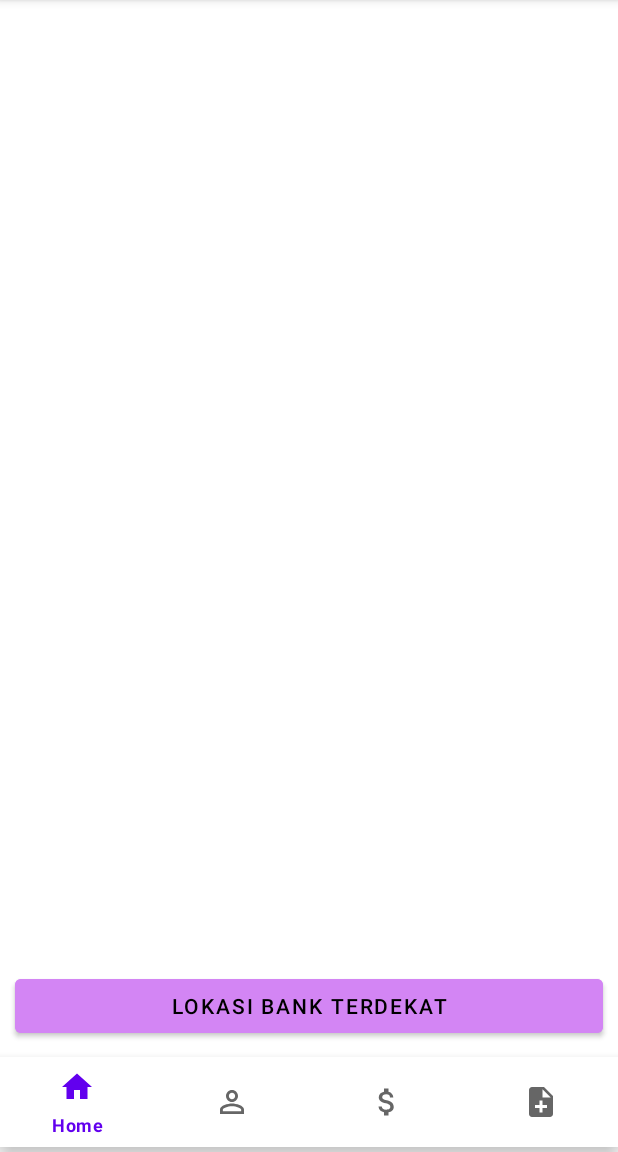
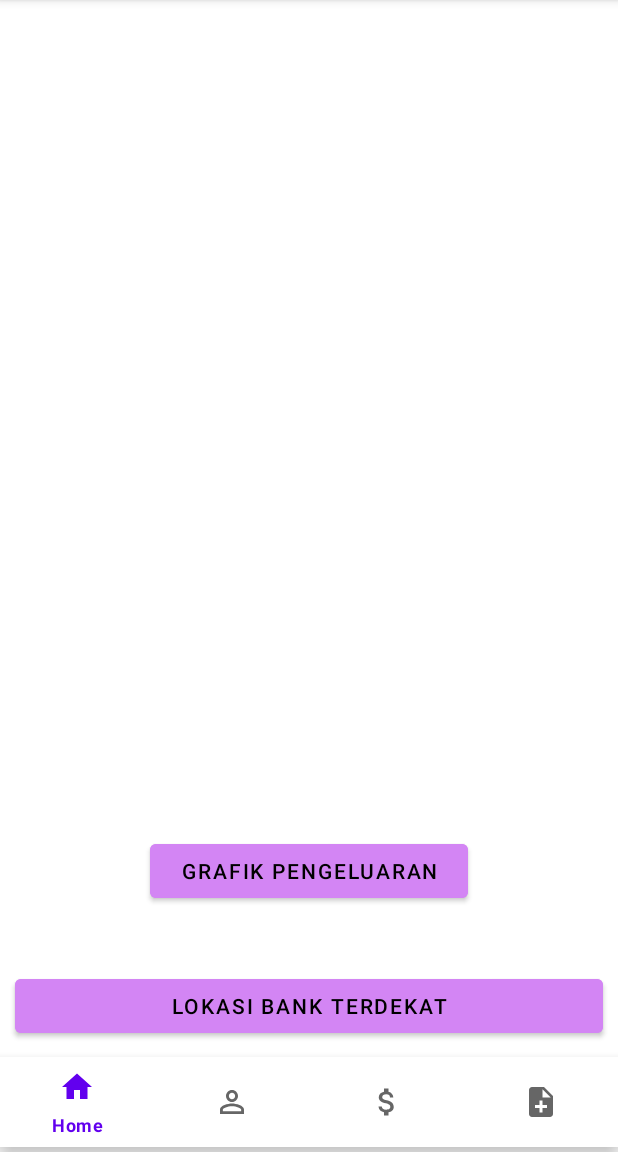
Before and after one commit to CloudDear/TugasBesar_MBanking_18_Revisi, an Android app: the HomeFragment screen opened directly, with no data from a screen before it, on a phone screen of 412 x 824 dp, the part 84-1236 px from its top. Run offline under Robolectric (Android 15) with nearby library versions, the phone set to English and light mode, and no system bars.

Commit message:
Chart Library

```diff
--- a/app/src/main/java/com/example/tugasbesar_mbanking_18/HomeFragment.kt
+++ b/app/src/main/java/com/example/tugasbesar_mbanking_18/HomeFragment.kt
@@ -29,6 +29,10 @@ class HomeFragment : Fragment() {
         btnLokasi.setOnClickListener{
             setupListener()
         }
+
+        btnChart.setOnClickListener{
+            setupListener()
+        }
     }
 
 
@@ -36,6 +40,15 @@ class HomeFragment : Fragment() {
             startActivity(
                 Intent(requireActivity().applicationContext, MapsActivity::class.java)
             )
+            startActivity(
+                Intent(requireActivity().applicationContext, ChartActivity::class.java)
+            )
     }
 
+//    fun setupList() {
+//        startActivity(
+//            Intent(requireActivity().applicationContext, ChartActivity::class.java)
+//        )
+//    }
+
 }
--- a/app/src/main/res/layout/fragment_home.xml
+++ b/app/src/main/res/layout/fragment_home.xml
@@ -22,6 +22,17 @@
             app:layout_constraintBottom_toBottomOf="parent"
             app:layout_constraintEnd_toEndOf="parent"
             app:layout_constraintStart_toStartOf="parent" />
+        <Button
+            android:id="@+id/btnChart"
+            android:layout_width="0dp"
+            android:layout_height="wrap_content"
+            android:layout_margin="100dp"
+            android:backgroundTint="#D385F4"
+            android:text="Grafik Pengeluaran"
+            android:textColor="@color/black"
+            app:layout_constraintBottom_toBottomOf="parent"
+            app:layout_constraintEnd_toEndOf="parent"
+            app:layout_constraintStart_toStartOf="parent" />
     </androidx.constraintlayout.widget.ConstraintLayout>
 
 </FrameLayout>
```
Also changed, not shown: app/build.gradle (+8 -0 lines), settings.gradle (+8 -0 lines).
